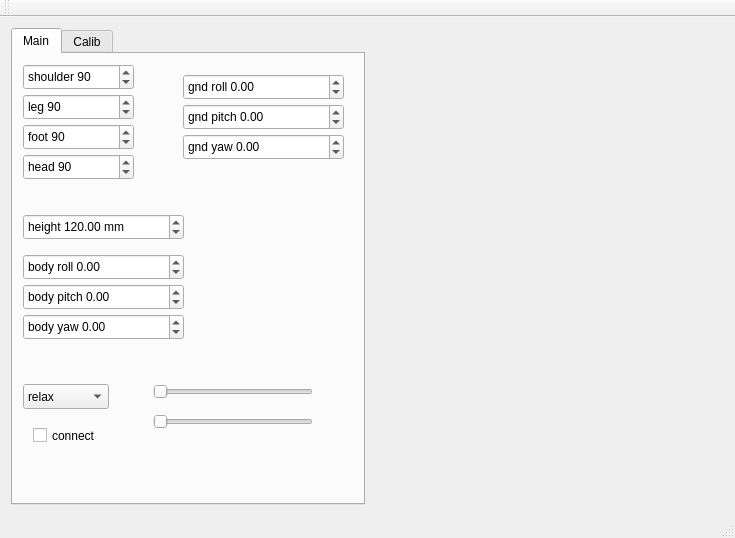
Old version of the form Programs/Simulator/mainwindow.ui in the repository simonfrey-zz/enut.
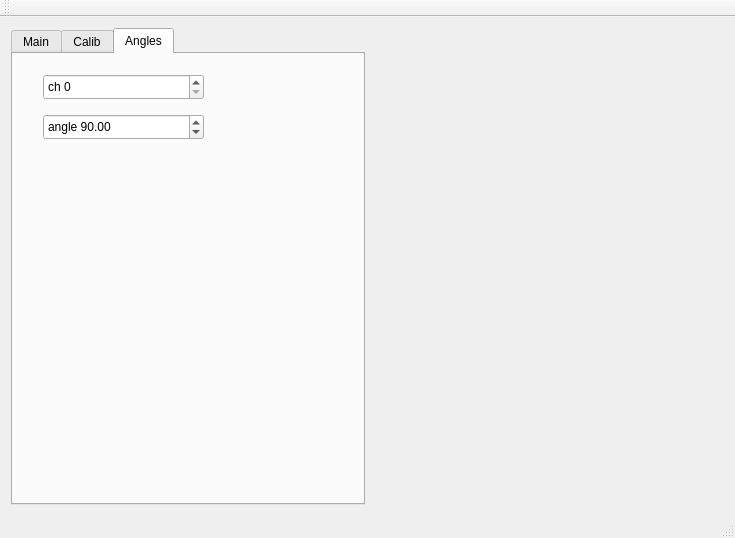
New version of the form. The open tabs and pages were chosen to show the change. Custom widgets are drawn as their Qt base class.

Commit message: foot calib gui

The edit to the form file:
```diff
--- a/Programs/Simulator/mainwindow.ui
+++ b/Programs/Simulator/mainwindow.ui
@@ -506,6 +506,52 @@
           </property>
          </widget>
         </widget>
+        <widget class="QWidget" name="tab_2">
+         <attribute name="title">
+          <string>Angles</string>
+         </attribute>
+         <widget class="QSpinBox" name="sbAngleId">
+          <property name="geometry">
+           <rect>
+            <x>30</x>
+            <y>20</y>
+            <width>161</width>
+            <height>26</height>
+           </rect>
+          </property>
+          <property name="prefix">
+           <string>ch </string>
+          </property>
+          <property name="minimum">
+           <number>0</number>
+          </property>
+          <property name="maximum">
+           <number>15</number>
+          </property>
+          <property name="value">
+           <number>0</number>
+          </property>
+         </widget>
+         <widget class="QDoubleSpinBox" name="dsbAngles_angle">
+          <property name="geometry">
+           <rect>
+            <x>30</x>
+            <y>60</y>
+            <width>161</width>
+            <height>26</height>
+           </rect>
+          </property>
+          <property name="prefix">
+           <string>angle </string>
+          </property>
+          <property name="maximum">
+           <double>180.000000000000000</double>
+          </property>
+          <property name="value">
+           <double>90.000000000000000</double>
+          </property>
+         </widget>
+        </widget>
        </widget>
       </item>
       <item>
```
Left out of the diff: 7 changed lines with no effect on the pictures. The commit also changes 2 other files.
